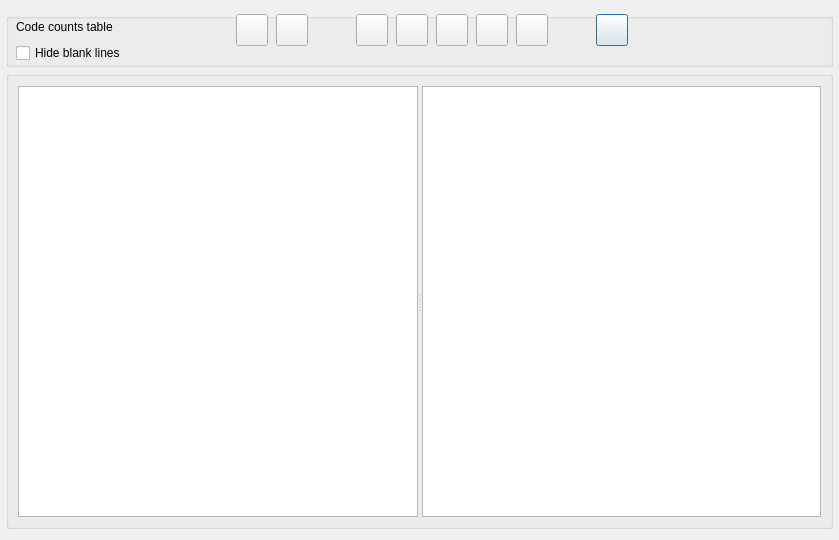
This is src/GUI_UIs/ui_comparison_table.ui in ccbogel/QualCoder as Qt 5 draws it before an edit. The edited form follows.
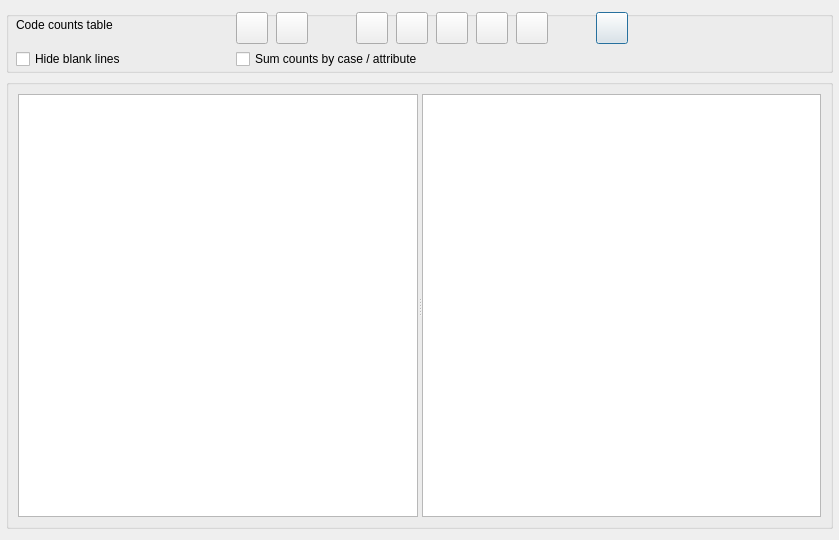
This is the edited form.

Patch:
```diff
--- a/src/GUI_UIs/ui_comparison_table.ui
+++ b/src/GUI_UIs/ui_comparison_table.ui
@@ -28,13 +28,13 @@
      <property name="minimumSize">
       <size>
        <width>0</width>
-       <height>54</height>
+       <height>62</height>
       </size>
      </property>
      <property name="maximumSize">
       <size>
        <width>16777215</width>
-       <height>50</height>
+       <height>62</height>
       </size>
      </property>
      <property name="title">
@@ -103,7 +103,7 @@
       <property name="geometry">
        <rect>
         <x>10</x>
-        <y>30</y>
+        <y>38</y>
         <width>211</width>
         <height>20</height>
        </rect>
@@ -112,6 +112,22 @@
        <string>Hide blank lines</string>
       </property>
      </widget>
+     <widget class="QCheckBox" name="checkBox_group_selection">
+      <property name="geometry">
+       <rect>
+        <x>230</x>
+        <y>38</y>
+        <width>261</width>
+        <height>20</height>
+       </rect>
+      </property>
+      <property name="toolTip">
+       <string>Sum the code counts per case or per attribute value, instead of showing each file separately.</string>
+      </property>
+      <property name="text">
+       <string>Sum counts by case / attribute</string>
+      </property>
+     </widget>
      <widget class="QPushButton" name="pushButton_select_files">
       <property name="geometry">
        <rect>
```
